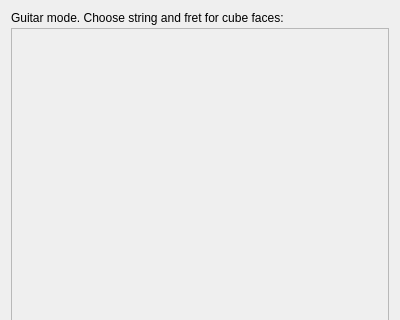
sergsave/MagicCubiano, file src/View/MainWindow.ui: the form before one commit; both pictures show x 0 to 400 and y 0 to 320 of the 400 by 600 pixel window.
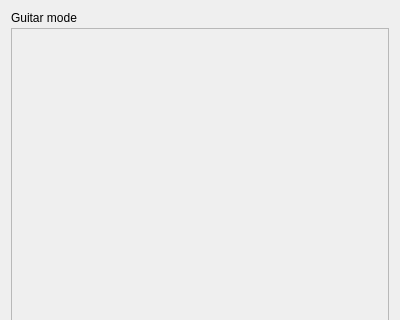
The form after the commit.

Diff of the .ui file:
```diff
--- a/src/View/MainWindow.ui
+++ b/src/View/MainWindow.ui
@@ -22,7 +22,7 @@
      <item>
       <widget class="QLabel" name="chooseLabel">
        <property name="text">
-        <string>Guitar mode. Choose string and fret for cube faces:</string>
+        <string>Guitar mode</string>
        </property>
       </widget>
      </item>
```
